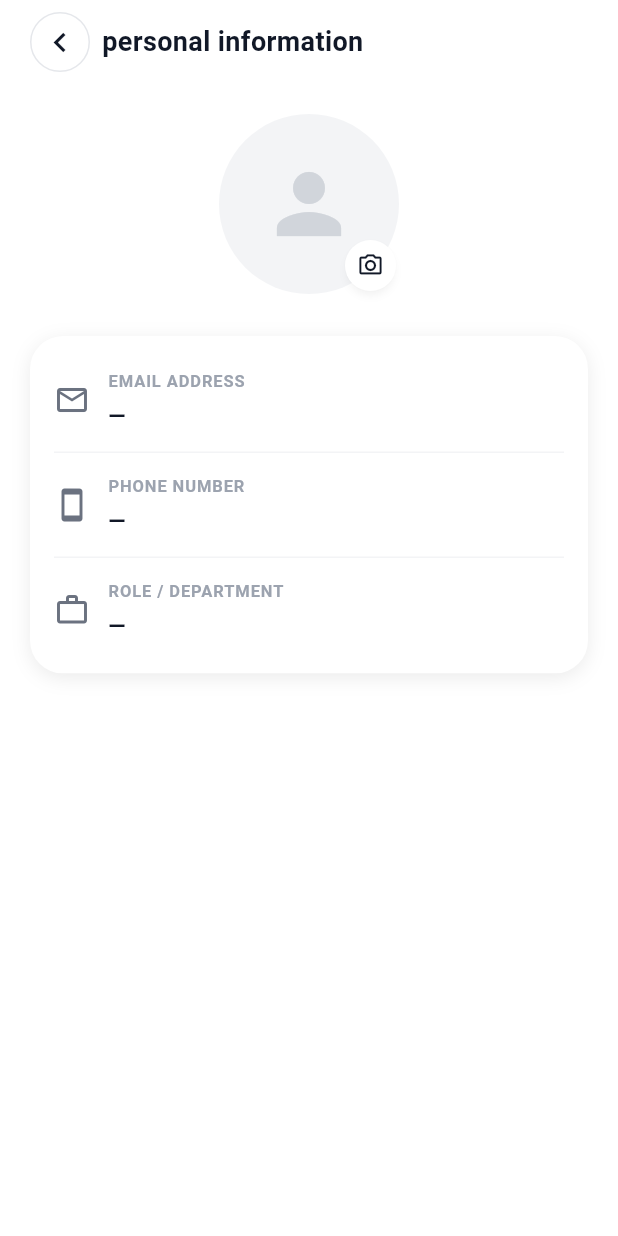
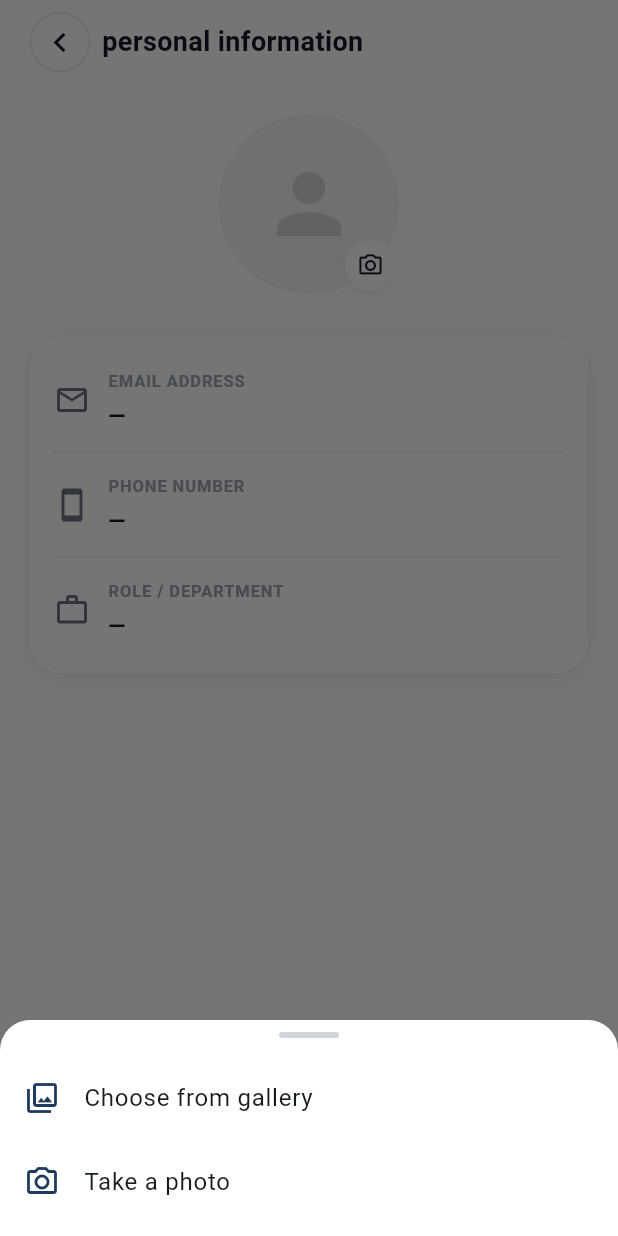
Before and after one commit to sidra221/Data-recovery, a Flutter app: the PersonalInformationScreen screen opened directly, after a tap on the "photo camera" icon, on a phone screen of 412 x 824 dp. Run offline on Flutter 3.47's test engine with Material 3 defaults, Android fonts, the phone set to English and light mode, and no system bars; our stand-ins replace dio, file_picker, flutter_riverpod, flutter_secure_storage, image_picker, pdf and 4 more; missing offline and left inert: mobile_scanner; accounts and stored records are empty.

Commit message:
fix: make progress bar visible, simplify login art, add gallery picker

```diff
--- a/data_recovery_app/lib/screens/home_screen.dart
+++ b/data_recovery_app/lib/screens/home_screen.dart
@@ -465,6 +465,9 @@ class _WorkStatusBar extends StatelessWidget {
             const ColoredBox(color: Color(0xFFE5E7EB)),
             if (total > 0)
               Row(
+                // لازم stretch: ColoredBox بدون طفل بينهار لارتفاع صفر مع
+                // المحاذاة الافتراضية (center)، فالشريط بيصير غير مرئي.
+                crossAxisAlignment: CrossAxisAlignment.stretch,
                 children: [
                   if (pending > 0)
                     Expanded(
--- a/data_recovery_app/lib/screens/personal_information_screen.dart
+++ b/data_recovery_app/lib/screens/personal_information_screen.dart
@@ -17,10 +17,53 @@ class PersonalInformationScreen extends ConsumerStatefulWidget {
 class _PersonalInformationScreenState extends ConsumerState<PersonalInformationScreen> {
   bool _uploading = false;
 
+  /// بيخيّر بين الاستديو والكاميرا بدل ما يفتح الكاميرا مباشرة.
+  Future<ImageSource?> _askSource() {
+    return showModalBottomSheet<ImageSource>(
+      context: context,
+      backgroundColor: Colors.white,
+      shape: const RoundedRectangleBorder(
+        borderRadius: BorderRadius.vertical(top: Radius.circular(20)),
+      ),
+      builder: (sheetContext) => SafeArea(
+        child: Column(
+          mainAxisSize: MainAxisSize.min,
+          children: [
+            const SizedBox(height: 8),
+            Container(
+              width: 40,
+              height: 4,
+              decoration: BoxDecoration(
+                color: const Color(0xFFD1D5DB),
+                borderRadius: BorderRadius.circular(999),
+              ),
+            ),
+            const SizedBox(height: 12),
+            ListTile(
+              leading: const Icon(Icons.photo_library_outlined,
+                  color: Color(0xFF1E3A5F)),
+              title: const Text('Choose from gallery'),
+              onTap: () => Navigator.of(sheetContext).pop(ImageSource.gallery),
+            ),
+            ListTile(
+              leading: const Icon(Icons.photo_camera_outlined,
+                  color: Color(0xFF1E3A5F)),
+              title: const Text('Take a photo'),
+              onTap: () => Navigator.of(sheetContext).pop(ImageSource.camera),
+            ),
+            const SizedBox(height: 8),
+          ],
+        ),
+      ),
+    );
+  }
+
   Future<void> _pickPhoto() async {
     if (_uploading) return;
+    final source = await _askSource();
+    if (source == null) return;
     final picked = await ImagePicker().pickImage(
-      source: ImageSource.camera,
+      source: source,
       maxWidth: 1200,
       imageQuality: 85,
     );
```
Also changed, not shown: data_recovery_app/lib/screens/login_screen.dart (+0 -85 lines), 2 other files.
